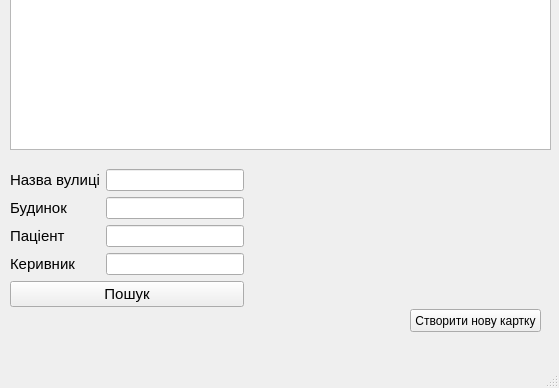
Old version of the form MainForm.ui in the repository LiquorProg/katalog; both pictures show x 0 to 559 and y 231 to 619 of the 559 by 619 pixel window.
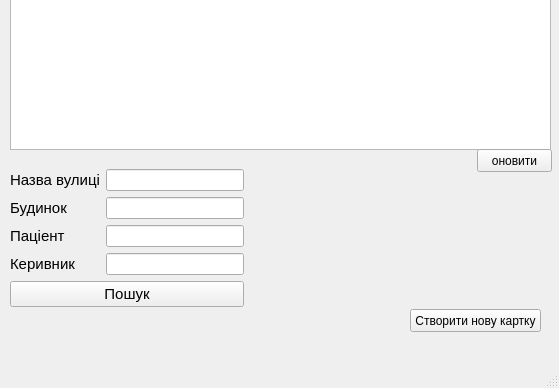
New version of the form.

What changed in the file:
```diff
--- a/MainForm.ui
+++ b/MainForm.ui
@@ -161,6 +161,19 @@
      </item>
     </layout>
    </widget>
+   <widget class="QPushButton" name="updateButton">
+    <property name="geometry">
+     <rect>
+      <x>477</x>
+      <y>380</y>
+      <width>75</width>
+      <height>23</height>
+     </rect>
+    </property>
+    <property name="text">
+     <string>оновити</string>
+    </property>
+   </widget>
   </widget>
   <widget class="QMenuBar" name="menubar">
    <property name="geometry">
```
